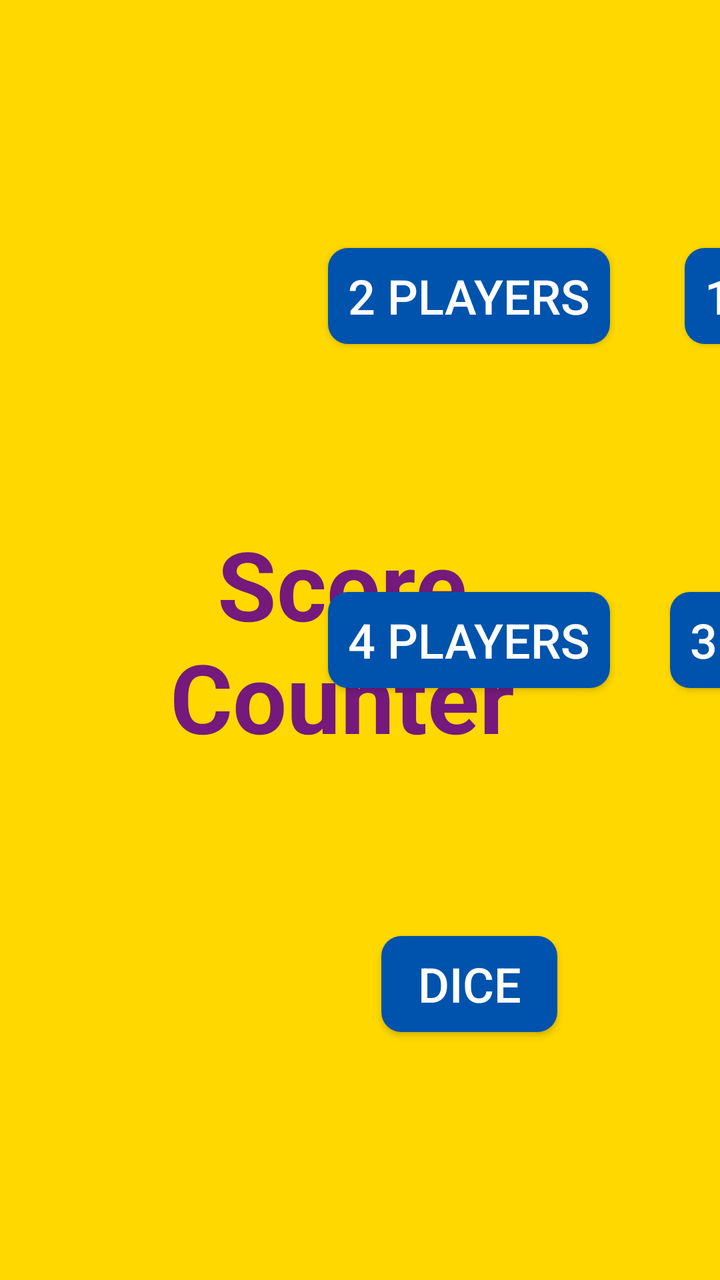
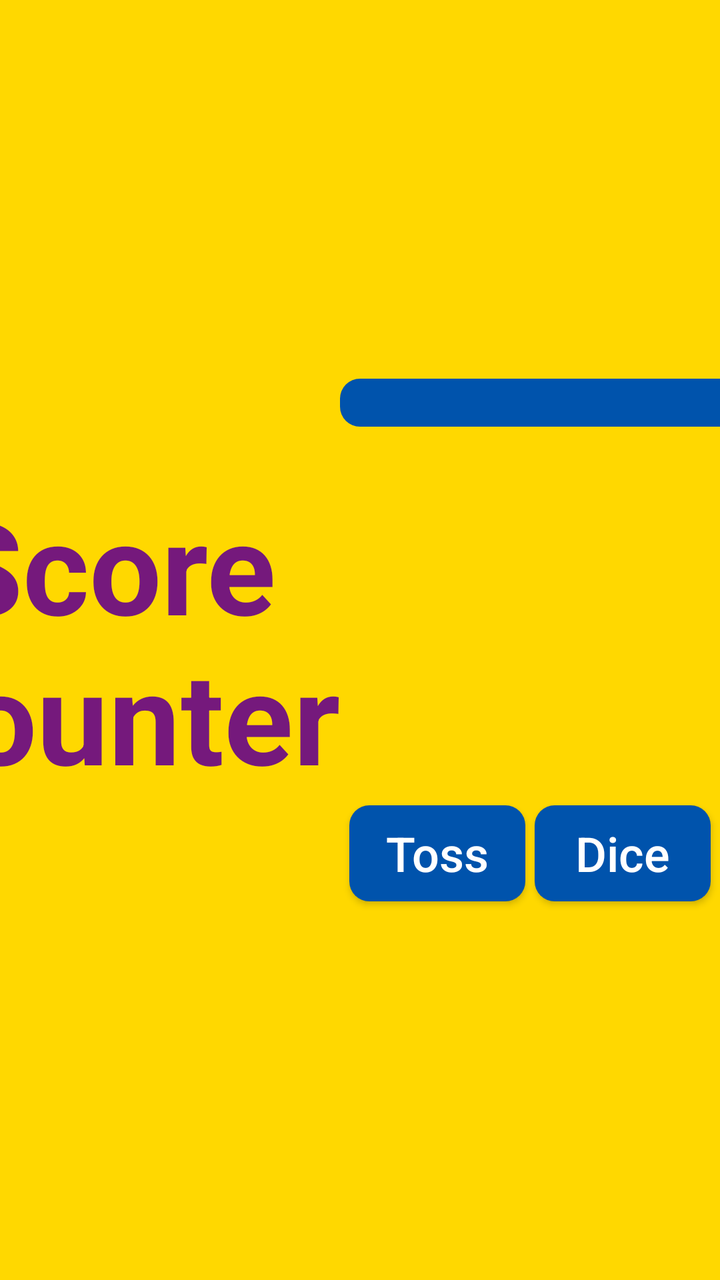

The first picture is an Android layout as it rendered before a commit; the second is the same layout after the commit. The layout source and the unified diff follow.
<!-- AndroidManifest.xml: application theme Theme.AppCompat.DayNight.NoActionBar -->
<!-- res/layout/activity_menu.xml -->
<?xml version="1.0" encoding="utf-8"?>
<androidx.constraintlayout.widget.ConstraintLayout xmlns:android="http://schemas.android.com/apk/res/android"
    xmlns:app="http://schemas.android.com/apk/res-auto"
    xmlns:tools="http://schemas.android.com/tools"
    android:layout_width="match_parent"
    android:layout_height="match_parent"
    tools:context=".MenuActivity"
    android:background="@color/app_bg">

    <TextView
        android:id="@+id/header"
        android:layout_width="wrap_content"
        android:layout_height="wrap_content"
        android:text="Score\nCounter"
        android:textAlignment="center"
        android:textColor="#75197C"
        android:textSize="48sp"
        android:textStyle="bold"
        android:layout_marginStart="85dp"
        app:layout_constraintStart_toStartOf="parent"
        app:layout_constraintTop_toTopOf="parent"
        app:layout_constraintBottom_toBottomOf="parent"/>

    <Button
        android:id="@+id/plyr_1_btn"
        android:layout_width="wrap_content"
        android:layout_height="wrap_content"
        android:text="1 Player"
        android:textColor="@color/white"
        android:textSize="24sp"
        android:paddingHorizontal="10dp"
        android:background="@drawable/button_style_2"
        android:layout_marginStart="85dp"
        app:layout_constraintStart_toEndOf="@id/header"
        app:layout_constraintTop_toTopOf="parent"
        app:layout_constraintBottom_toTopOf="@id/plyr_3_btn"/>

    <Button
        android:id="@+id/plyr_2_btn"
        android:layout_width="wrap_content"
        android:layout_height="wrap_content"
        android:text="2 Players"
        android:textColor="@color/white"
        android:textSize="24sp"
        android:paddingHorizontal="10dp"
        android:background="@drawable/button_style_2"
        android:layout_marginEnd="55dp"
        app:layout_constraintTop_toTopOf="@+id/plyr_1_btn"
        app:layout_constraintBottom_toBottomOf="@id/plyr_1_btn"
        app:layout_constraintEnd_toEndOf="parent"/>

    <Button
        android:id="@+id/plyr_3_btn"
        android:layout_width="wrap_content"
        android:layout_height="wrap_content"
        android:text="3 Players"
        android:textColor="@color/white"
        android:textSize="24sp"
        android:paddingHorizontal="10dp"
        android:background="@drawable/button_style_2"
        app:layout_constraintStart_toStartOf="@id/plyr_1_btn"
        app:layout_constraintEnd_toEndOf="@id/plyr_1_btn"
        app:layout_constraintTop_toBottomOf="@id/plyr_1_btn"
        app:layout_constraintBottom_toTopOf="@+id/toss_btn"/>

    <Button
        android:id="@+id/plyr_4_btn"
        android:layout_width="wrap_content"
        android:layout_height="wrap_content"
        android:text="4 Players"
        android:textColor="@color/white"
        android:textSize="24sp"
        android:paddingHorizontal="10dp"
        android:background="@drawable/button_style_2"
        app:layout_constraintStart_toStartOf="@id/plyr_2_btn"
        app:layout_constraintEnd_toEndOf="@id/plyr_2_btn"
        app:layout_constraintTop_toTopOf="@id/plyr_3_btn"
        app:layout_constraintBottom_toBottomOf="@id/plyr_3_btn" />

    <Button
        android:id="@+id/toss_btn"
        android:layout_width="wrap_content"
        android:layout_height="wrap_content"
        android:text="Toss"
        android:textColor="@color/white"
        android:textSize="24sp"
        android:paddingHorizontal="10dp"
        android:background="@drawable/button_style_2"
        app:layout_constraintStart_toStartOf="@+id/plyr_3_btn"
        app:layout_constraintEnd_toEndOf="@+id/plyr_3_btn"
        app:layout_constraintTop_toBottomOf="@id/plyr_3_btn"
        app:layout_constraintBottom_toBottomOf="parent"/>

    <Button
        android:id="@+id/dice_btn"
        android:layout_width="wrap_content"
        android:layout_height="wrap_content"
        android:text="Dice"
        android:textColor="@color/white"
        android:textSize="24sp"
        android:paddingHorizontal="10dp"
        android:background="@drawable/button_style_2"
        app:layout_constraintStart_toStartOf="@id/plyr_4_btn"
        app:layout_constraintEnd_toEndOf="@id/plyr_4_btn"
        app:layout_constraintTop_toTopOf="@id/toss_btn"
        app:layout_constraintBottom_toBottomOf="@id/toss_btn" />

</androidx.constraintlayout.widget.ConstraintLayout>
<!-- resources referenced by this layout -->
<resources>
  <color name="app_bg">#FFD800</color>
  <color name="white">#FFFFFFFF</color>
  <!-- drawable button_style_2 (drawable) -->
  <?xml version="1.0" encoding="utf-8"?>
  <shape
      xmlns:android="http://schemas.android.com/apk/res/android"
      android:shape="rectangle">
  
      <solid
          android:color="#0053AC" />
  
      <corners
          android:radius="10dp" />
  
  </shape>
</resources>

<!-- the commit's change to res/layout/activity_menu.xml (unified diff, before → after) -->
@@ -8,101 +8,69 @@
     android:background="@color/app_bg">
 
     <TextView
-        android:id="@+id/header"
+        android:id="@+id/textview"
         android:layout_width="wrap_content"
         android:layout_height="wrap_content"
         android:text="Score\nCounter"
+        android:textSize="64sp"
         android:textAlignment="center"
         android:textColor="#75197C"
-        android:textSize="48sp"
         android:textStyle="bold"
-        android:layout_marginStart="85dp"
+        app:layout_constraintEnd_toStartOf="@+id/spinner"
         app:layout_constraintStart_toStartOf="parent"
         app:layout_constraintTop_toTopOf="parent"
-        app:layout_constraintBottom_toBottomOf="parent"/>
+        app:layout_constraintBottom_toBottomOf="parent" />
+
+    <Spinner
+        android:id="@+id/spinner"
+        android:layout_width="250dp"
+        android:layout_height="wrap_content"
+        android:scrollbarSize="25sp"
+        android:paddingStart="10dp"
+        android:popupBackground="@drawable/spinner_dropdown_item"
+        android:background="@drawable/spinner_dropdown"
+        app:layout_constraintTop_toTopOf="parent"
+        app:layout_constraintBottom_toTopOf="@+id/button1"
+        app:layout_constraintStart_toEndOf="@+id/textview"
+        app:layout_constraintEnd_toEndOf="parent" />
 
     <Button
-        android:id="@+id/plyr_1_btn"
+        android:id="@+id/button1"
         android:layout_width="wrap_content"
         android:layout_height="wrap_content"
-        android:text="1 Player"
-        android:textColor="@color/white"
+        android:text="Toss"
         android:textSize="24sp"
         android:paddingHorizontal="10dp"
         android:background="@drawable/button_style_2"
-        android:layout_marginStart="85dp"
-        app:layout_constraintStart_toEndOf="@id/header"
-        app:layout_constraintTop_toTopOf="parent"
-        app:layout_constraintBottom_toTopOf="@id/plyr_3_btn"/>
+        android:textColor="@color/white"
+        android:textAllCaps="false"
+        app:layout_constraintStart_toEndOf="@+id/textview"
+        app:layout_constraintEnd_toStartOf="@+id/button2"
+        app:layout_constraintTop_toBottomOf="@+id/spinner"
+        app:layout_constraintBottom_toBottomOf="parent" />
 
     <Button
-        android:id="@+id/plyr_2_btn"
-        android:layout_width="wrap_content"
-        android:layout_height="wrap_content"
-        android:text="2 Players"
-        android:textColor="@color/white"
-        android:textSize="24sp"
-        android:paddingHorizontal="10dp"
-        android:background="@drawable/button_style_2"
-        android:layout_marginEnd="55dp"
-        app:layout_constraintTop_toTopOf="@+id/plyr_1_btn"
-        app:layout_constraintBottom_toBottomOf="@id/plyr_1_btn"
-        app:layout_constraintEnd_toEndOf="parent"/>
-
-    <Button
-        android:id="@+id/plyr_3_btn"
-        android:layout_width="wrap_content"
-        android:layout_height="wrap_content"
-        android:text="3 Players"
-        android:textColor="@color/white"
-        android:textSize="24sp"
-        android:paddingHorizontal="10dp"
-        android:background="@drawable/button_style_2"
-        app:layout_constraintStart_toStartOf="@id/plyr_1_btn"
-        app:layout_constraintEnd_toEndOf="@id/plyr_1_btn"
-        app:layout_constraintTop_toBottomOf="@id/plyr_1_btn"
-        app:layout_constraintBottom_toTopOf="@+id/toss_btn"/>
-
-    <Button
-        android:id="@+id/plyr_4_btn"
-        android:layout_width="wrap_content"
-        android:layout_height="wrap_content"
-        android:text="4 Players"
-        android:textColor="@color/white"
-        android:textSize="24sp"
-        android:paddingHorizontal="10dp"
-        android:background="@drawable/button_style_2"
-        app:layout_constraintStart_toStartOf="@id/plyr_2_btn"
-        app:layout_constraintEnd_toEndOf="@id/plyr_2_btn"
-        app:layout_constraintTop_toTopOf="@id/plyr_3_btn"
-        app:layout_constraintBottom_toBottomOf="@id/plyr_3_btn" />
-
-    <Button
-        android:id="@+id/toss_btn"
-        android:layout_width="wrap_content"
-        android:layout_height="wrap_content"
-        android:text="Toss"
-        android:textColor="@color/white"
-        android:textSize="24sp"
-        android:paddingHorizontal="10dp"
-        android:background="@drawable/button_style_2"
-        app:layout_constraintStart_toStartOf="@+id/plyr_3_btn"
-        app:layout_constraintEnd_toEndOf="@+id/plyr_3_btn"
-        app:layout_constraintTop_toBottomOf="@id/plyr_3_btn"
-        app:layout_constraintBottom_toBottomOf="parent"/>
-
-    <Button
-        android:id="@+id/dice_btn"
+        android:id="@+id/button2"
         android:layout_width="wrap_content"
         android:layout_height="wrap_content"
         android:text="Dice"
+        android:background="@drawable/button_style_2"
         android:textColor="@color/white"
         android:textSize="24sp"
-        android:paddingHorizontal="10dp"
-        android:background="@drawable/button_style_2"
-        app:layout_constraintStart_toStartOf="@id/plyr_4_btn"
-        app:layout_constraintEnd_toEndOf="@id/plyr_4_btn"
-        app:layout_constraintTop_toTopOf="@id/toss_btn"
-        app:layout_constraintBottom_toBottomOf="@id/toss_btn" />
+        android:textAllCaps="false"
+        app:layout_constraintStart_toEndOf="@+id/button1"
+        app:layout_constraintTop_toTopOf="@+id/button1"
+        app:layout_constraintBottom_toBottomOf="@+id/button1"
+        app:layout_constraintEnd_toEndOf="parent" />
+    
+    <RelativeLayout
+        android:id="@+id/banner_layout"
+        android:layout_width="wrap_content"
+        android:layout_height="wrap_content"
+        app:layout_constraintStart_toStartOf="parent"
+        app:layout_constraintEnd_toEndOf="parent"
+        app:layout_constraintBottom_toBottomOf="parent" >
+
+    </RelativeLayout>
 
 </androidx.constraintlayout.widget.ConstraintLayout>
<!-- resource entries referenced after the edit -->
@@ -15,5 +15,40 @@
           android:radius="10dp" />
   
   </shape>
+  <!-- drawable spinner_dropdown (drawable) -->
+  <?xml version="1.0" encoding="utf-8"?>
+  <layer-list xmlns:android="http://schemas.android.com/apk/res/android">
+      <item>
+          <shape android:shape="rectangle">
+              <solid android:color="#0053AC" />
+              <corners android:radius="10dp" />
+          </shape>
+      </item>
+  
+      <item
+          android:drawable="@drawable/ic_baseline_arrow_drop_down_24"
+          android:gravity="center_vertical|right" />
+  </layer-list>
+  <!-- drawable spinner_dropdown_item (drawable) -->
+  <?xml version="1.0" encoding="utf-8"?>
+  <layer-list xmlns:android="http://schemas.android.com/apk/res/android">
+      <item>
+          <shape android:shape="rectangle">
+              <solid android:color="#C9D5FF" />
+              <corners android:radius="10dp" />
+          </shape>
+      </item>
+  </layer-list>
+  <!-- drawable ic_baseline_arrow_drop_down_24 (drawable) -->
+  <vector xmlns:android="http://schemas.android.com/apk/res/android"
+      android:width="24dp"
+      android:height="24dp"
+      android:viewportWidth="24"
+      android:viewportHeight="24"
+      android:tint="?attr/colorControlNormal">
+      <path
+          android:fillColor="@android:color/white"
+          android:pathData="M7,10l5,5 5,-5z"/>
+  </vector>
 </resources>
 
